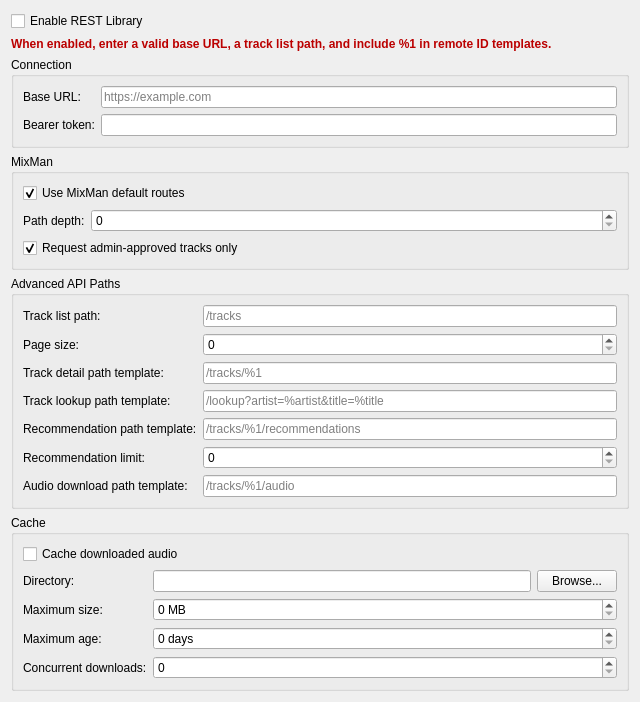
Before: the Qt Designer form src/preferences/dialog/dlgprefrestlibrarydlg.ui in Firewolf34/mixxx-mixman-api, drawn with Qt 5.
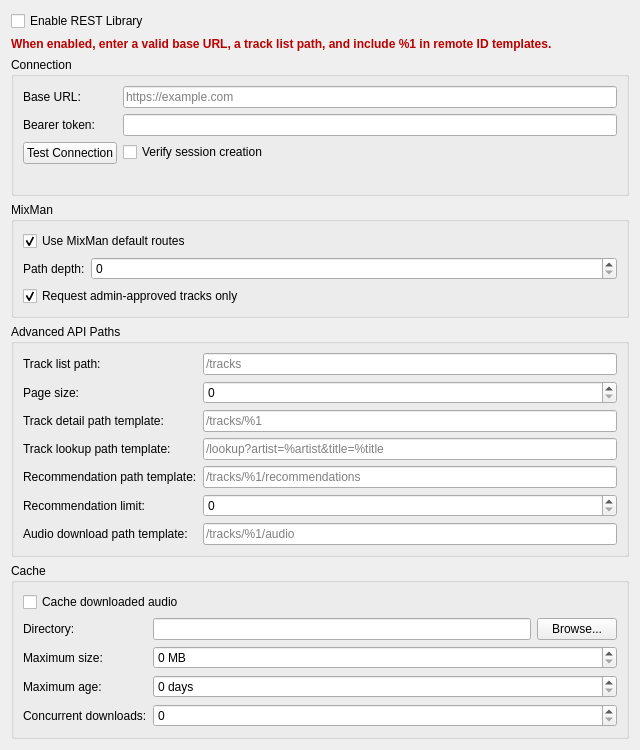
After: the same form once the commit is applied.

What changed in the file:
```diff
--- a/src/preferences/dialog/dlgprefrestlibrarydlg.ui
+++ b/src/preferences/dialog/dlgprefrestlibrarydlg.ui
@@ -70,6 +70,33 @@
       <item row="1" column="1">
        <widget class="QLineEdit" name="lineEditBearerToken"/>
       </item>
+      <item row="2" column="0">
+       <widget class="QPushButton" name="pushButtonTestConnection">
+        <property name="text">
+         <string>Test Connection</string>
+        </property>
+       </widget>
+      </item>
+      <item row="2" column="1">
+       <widget class="QCheckBox" name="checkBoxTestConnectionCreateSession">
+        <property name="text">
+         <string>Verify session creation</string>
+        </property>
+       </widget>
+      </item>
+      <item row="3" column="1">
+       <widget class="QLabel" name="labelConnectionTestDetails">
+        <property name="text">
+         <string/>
+        </property>
+        <property name="wordWrap">
+         <bool>true</bool>
+        </property>
+        <property name="textInteractionFlags">
+         <set>Qt::TextSelectableByMouse</set>
+        </property>
+       </widget>
+      </item>
      </layout>
     </widget>
    </item>
```
